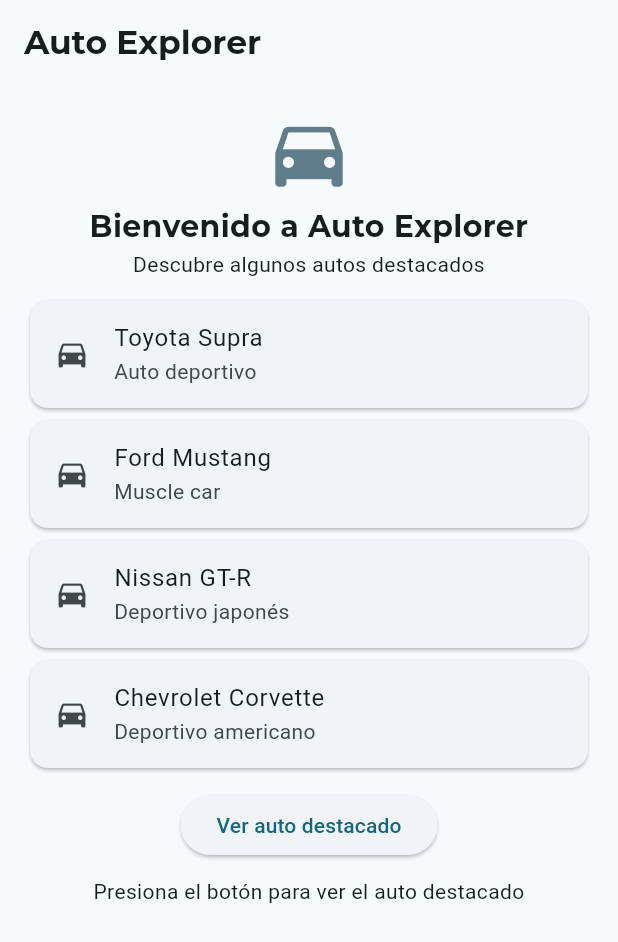
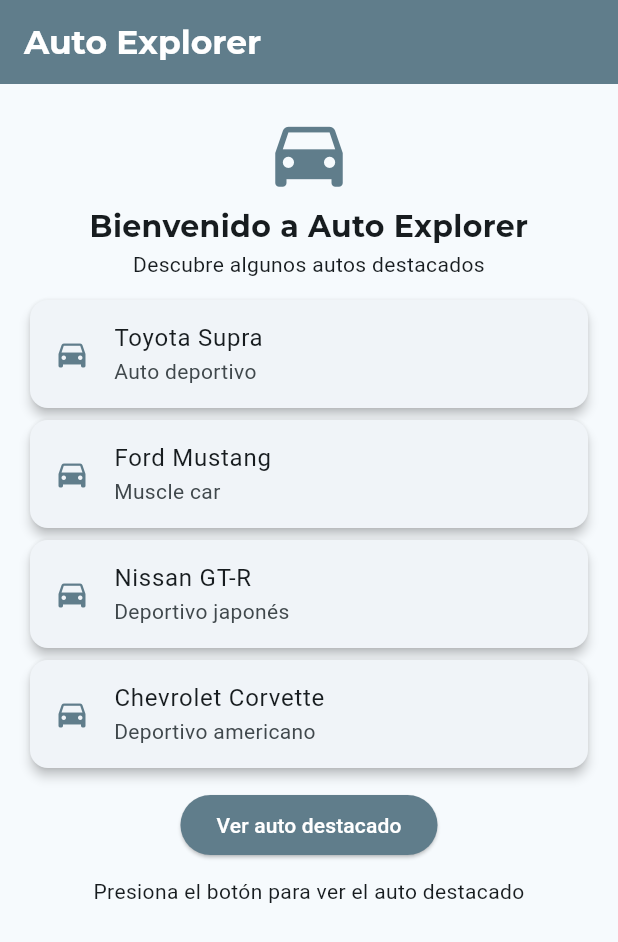
Before and after one commit to fmoran54/auto_explorer2.0, a Flutter app: the screen it shows after launch, on a phone screen of 412 x 824 dp. Shown: the top 942 px of the screen. Run offline on Flutter 3.47's test engine with Material 3 defaults, Android fonts, the phone set to English and light mode, and no system bars; our stand-ins replace google_fonts.

Commit message:
Mejoras visuales en la interfaz

```diff
--- a/lib/main.dart
+++ b/lib/main.dart
@@ -40,10 +40,12 @@
   Widget build(BuildContext context) {
     return Scaffold(
       appBar: AppBar(
+        backgroundColor: Colors.blueGrey,
         title: Text(
           'Auto Explorer',
           style: GoogleFonts.montserrat(
             fontWeight: FontWeight.bold,
+            color: Colors.white,
           ),
         ),
       ),
@@ -56,6 +58,7 @@
               size: 60,
               color: Colors.blueGrey,
             ),
+
             const SizedBox(height: 5),
 
             Text(
@@ -75,32 +78,48 @@
             const SizedBox(height: 10),
 
             const Card(
+              elevation: 3,
               child: ListTile(
-                leading: Icon(Icons.directions_car),
+                leading: Icon(
+                  Icons.directions_car,
+                  color: Colors.blueGrey,
+                ),
                 title: Text('Toyota Supra'),
                 subtitle: Text('Auto deportivo'),
               ),
             ),
 
             const Card(
+              elevation: 3,
               child: ListTile(
-                leading: Icon(Icons.directions_car),
+                leading: Icon(
+                  Icons.directions_car,
+                  color: Colors.blueGrey,
+                ),
                 title: Text('Ford Mustang'),
                 subtitle: Text('Muscle car'),
               ),
             ),
 
             const Card(
+              elevation: 3,
               child: ListTile(
-                leading: Icon(Icons.directions_car),
+                leading: Icon(
+                  Icons.directions_car,
+                  color: Colors.blueGrey,
+                ),
                 title: Text('Nissan GT-R'),
                 subtitle: Text('Deportivo japonés'),
               ),
             ),
 
             const Card(
+              elevation: 3,
               child: ListTile(
-                leading: Icon(Icons.directions_car),
+                leading: Icon(
+                  Icons.directions_car,
+                  color: Colors.blueGrey,
+                ),
                 title: Text('Chevrolet Corvette'),
                 subtitle: Text('Deportivo americano'),
               ),
@@ -109,6 +128,10 @@
             const SizedBox(height: 10),
 
             ElevatedButton(
+              style: ElevatedButton.styleFrom(
+                backgroundColor: Colors.blueGrey,
+                foregroundColor: Colors.white,
+              ),
               onPressed: mostrarAutoDestacado,
               child: const Text('Ver auto destacado'),
             ),
@@ -123,6 +146,7 @@
 
             if (mostrarInformacion)
               const Card(
+                elevation: 3,
                 child: Padding(
                   padding: EdgeInsets.all(12),
                   child: Column(
@@ -134,7 +158,9 @@
                           fontSize: 17,
                         ),
                       ),
+
                       SizedBox(height: 8),
+
                       Text('Tipo: Deportivo japonés'),
                       Text('Motor: 3.8 L V6 Twin Turbo'),
                       Text('Cilindrada: 3,799 cc'),
```
